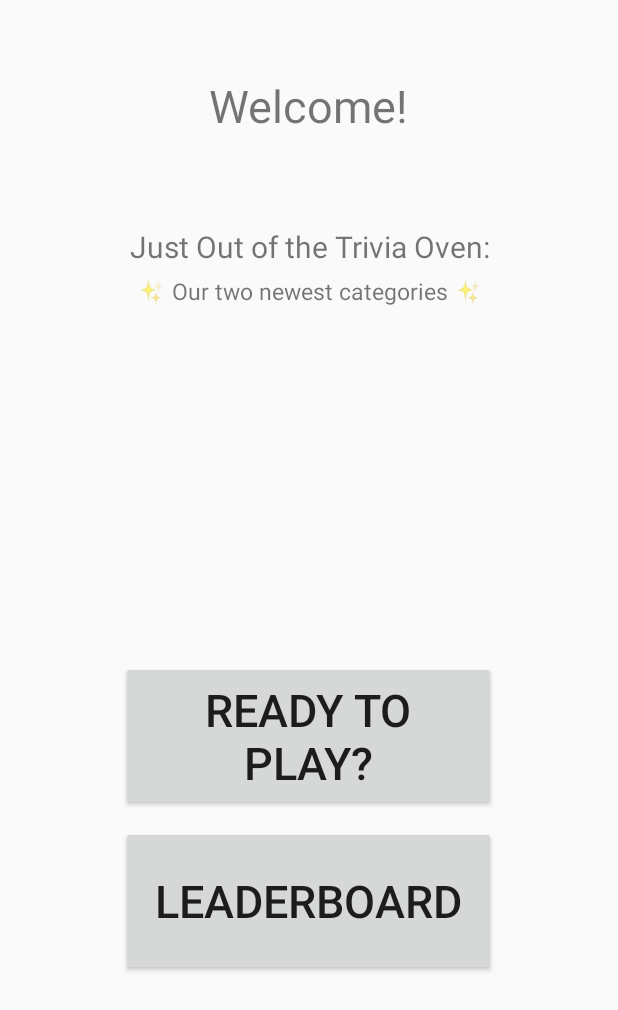
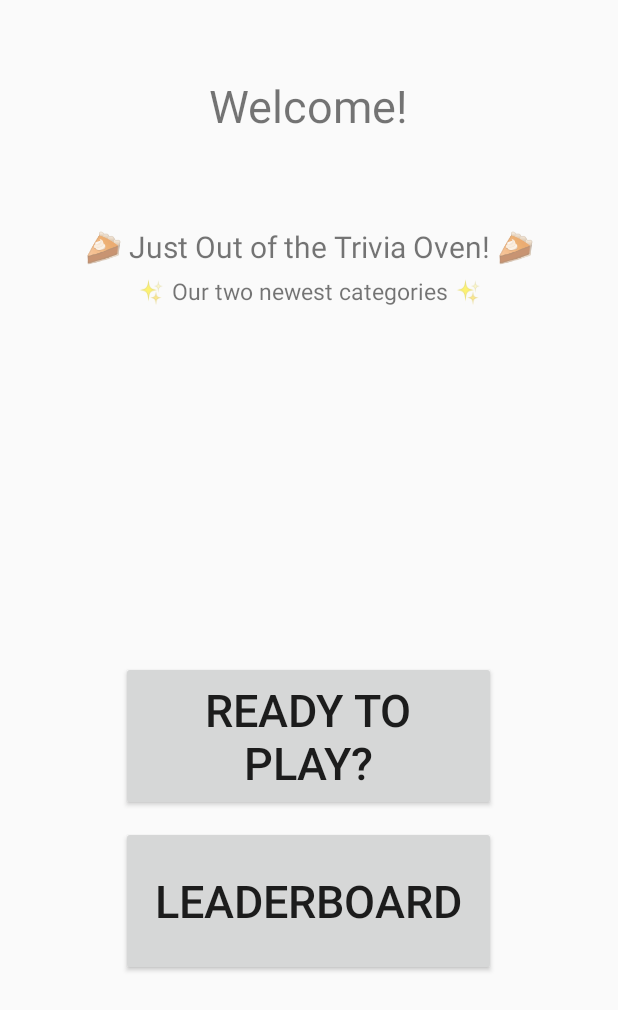
Before and after one commit to Dinomyt/TriviaQuest, an Android app: the layout dashboard_activity.xml on its own in the app's theme, with its tools: preview values and no code run, on a phone screen of 412 x 824 dp. Shown: the top 1010 px of the screen. Run offline under Robolectric (Android 15) with nearby library versions, the phone set to English and light mode, and no system bars.

```diff
--- a/app/src/main/res/values/strings.xml
+++ b/app/src/main/res/values/strings.xml
@@ -34,7 +34,6 @@
     <string name="DashboardActivityClassWelcome">"Welcome, "</string>
     <string name="leaderboard">Leaderboard</string>
     <string name="leaderboardButton">Leaderboard</string>
-    <string name="just_out_of_the_trivia_oven">Just Out of the Trivia Oven:</string>
     <string name="add_question">Add Question</string>
     <string name="add_category">Add Category</string>
     <string name="edit_questions">Edit Questions</string>
```
